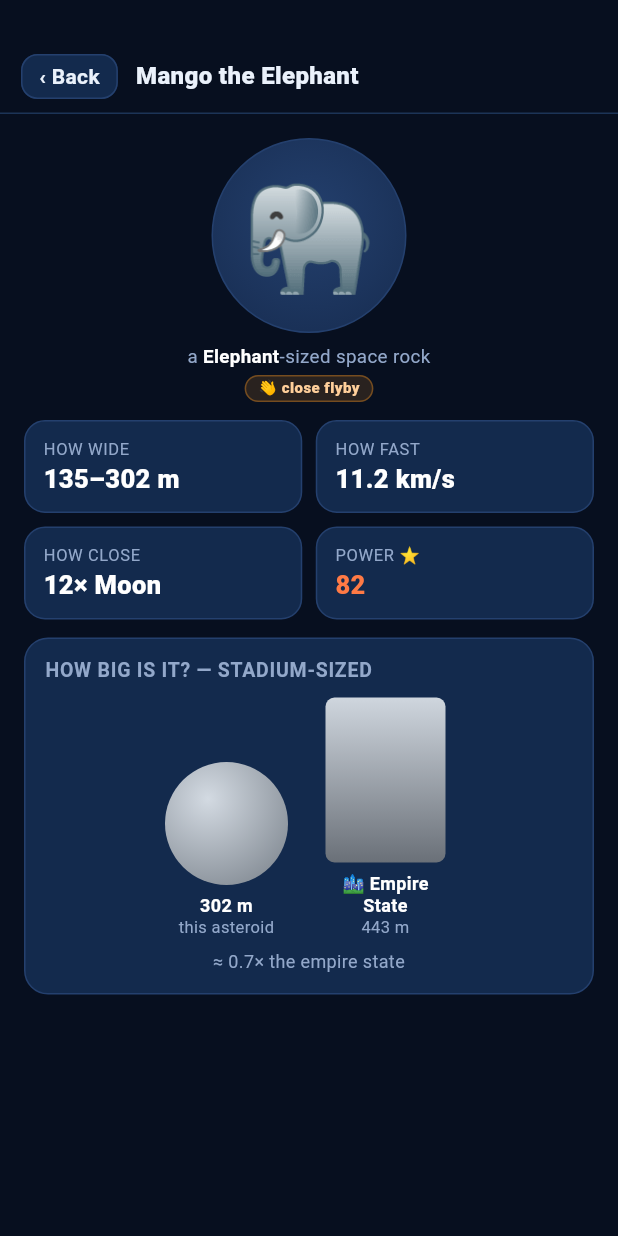
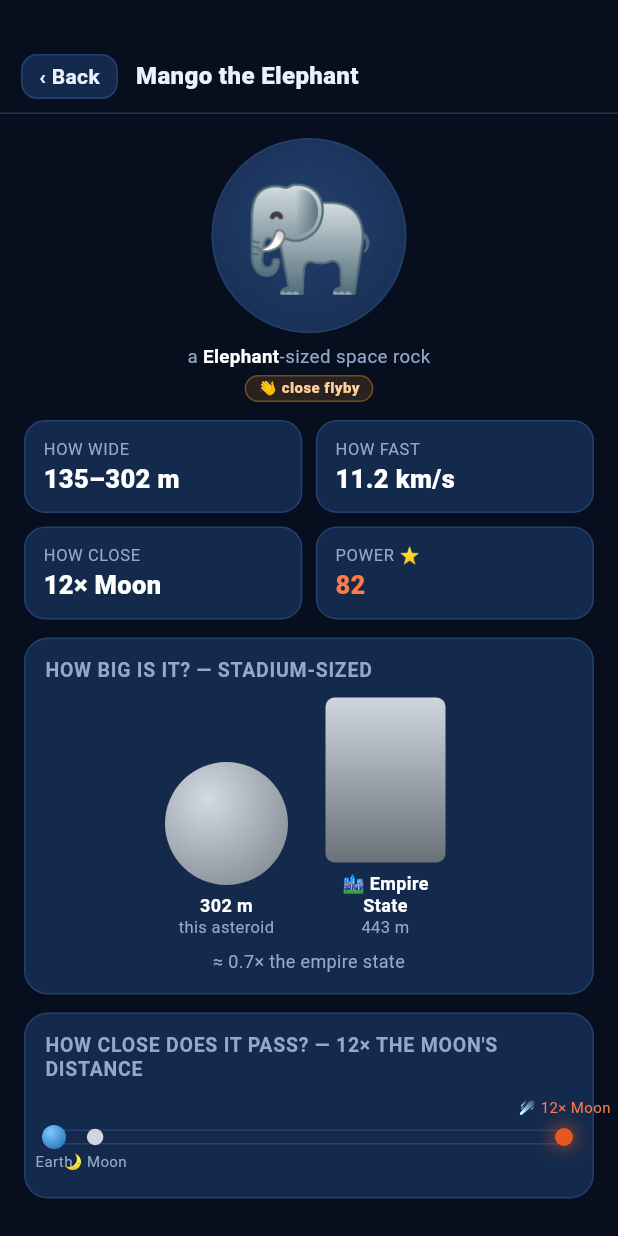
Before and after one commit to duniaops/rockimals, a Flutter app: the DetailScreen screen opened directly with sample values from the repository, on a phone screen of 412 x 824 dp. Run offline on Flutter 3.47's test engine with Material 3 defaults, Android fonts, the phone set to English and light mode, and no system bars; our stand-ins replace dio, flutter_riverpod, hive, hive_flutter; accounts and stored records are empty; network calls fail.

Commit message:
feat(detail): add the distance-comparison track
- lay Earth, Moon, and the asteroid on one track (span = max(1.25, LD))
- clamp the asteroid marker so it stays on-track at any distance
- pin positions with unit tests and a keyed-rect widget check

Co-Authored-By: Claude <noreply@anthropic.com>

```diff
--- a/lib/features/detail/detail_screen.dart
+++ b/lib/features/detail/detail_screen.dart
@@ -3,6 +3,7 @@ import 'package:rockimals/core/animals/animal_system.dart';
 import 'package:rockimals/core/theme/palette.dart';
 import 'package:rockimals/data/models/asteroid.dart';
 import 'package:rockimals/features/animals/widgets/flyby_badge.dart';
+import 'package:rockimals/features/detail/distance_comparison.dart';
 import 'package:rockimals/features/detail/size_comparison.dart';
 
 /// The animal detail screen — a port of the prototype's `openDetail`
@@ -11,11 +12,12 @@ import 'package:rockimals/features/detail/size_comparison.dart';
 ///
 /// So far this screen carries the header (big avatar, the `"{Name} the
 /// {Species}"` header title, the `"a {Species}-sized space rock"` line, the
-/// flyby badge), the four kid stat tiles, and the **size-comparison module**
-/// ([SizeComparison], "How big is it?"). The distance-comparison track, the
-/// Follow / Show-on-radar actions, and the parent-gated grown-up facts panel are
-/// each their own later item, so the body below stops after the size comparison
-/// with room left for them under it.
+/// flyby badge), the four kid stat tiles, the **size-comparison module**
+/// ([SizeComparison], "How big is it?"), and the **distance-comparison track**
+/// ([DistanceComparison], "How close does it pass?"). The Follow / Show-on-radar
+/// actions and the parent-gated grown-up facts panel are each their own later
+/// item, so the body below stops after the distance comparison with room left
+/// for them under it.
 ///
 /// Every number reads through the AnimalSystem's own formatters — [sizeLabel],
 /// [distLabel], [powerStars] — so the detail screen cannot phrase a size,
@@ -64,6 +66,10 @@ class DetailScreen extends StatelessWidget {
                   // `index.html:581-590`) — `margin:12px 0`.
                   const SizedBox(height: 12),
                   SizeComparison(asteroid: asteroid),
+                  // The "How close does it pass?" distance-comparison track
+                  // (`.panel`, `index.html:590-602`) — `margin:12px 0`.
+                  const SizedBox(height: 12),
+                  DistanceComparison(asteroid: asteroid),
                 ],
               ),
             ),
--- /dev/null
+++ b/lib/features/detail/distance_comparison.dart
@@ -0,0 +1,341 @@
+import 'dart:math' as math;
+
+import 'package:flutter/material.dart';
+import 'package:rockimals/core/animals/animal_system.dart';
+import 'package:rockimals/core/theme/palette.dart';
+import 'package:rockimals/data/models/asteroid.dart';
+
+/// The detail screen's **distance-comparison track** (`index.html:564-566,
+/// 590-602`) — the "How close does it pass?" panel that lays Earth, the Moon, and
+/// this asteroid out along one horizontal track so a child can *see* the flyby
+/// against the one distance every kid already knows: how far the Moon is.
+///
+/// Like the size comparison next to it, this lives in the detail feature rather
+/// than the AnimalSystem: `CLAUDE.md:78` scopes that module to the ladder,
+/// naming, `power()`, `flybyTag()`, and the Moon-distance *formatters*
+/// ([distLabel] / [moonCompare], which this panel reads back), not to the
+/// on-screen geometry of one screen's track.
+
+/// The three track positions for a given `missLunar`, as fractions of the track
+/// width in `[0, 1]` (`index.html:565-566`).
+///
+/// Pulled out of the widget as a plain value so the geometry is unit-testable
+/// without pumping a frame — the same split `radar_geometry.dart` makes. The one
+/// property that matters, and the reason the prototype writes it this way: the
+/// asteroid marker **never leaves the track**. The view spans
+/// `max(1.25, missLunar)` Moon-distances, so a hair-close 0.07-LD pebble still
+/// lands a little way in from Earth (the `1.25` floor stops it pinning to the
+/// left edge), and a distant 50-LD rock is clamped to the far end by the
+/// `min(1, …)` rather than shooting off the right.
+@immutable
+class DistanceTrack {
+  const DistanceTrack._(this.moonFraction, this.asteroidFraction);
+
+  /// Port of `span=max(1.25,a.missLunar); moonPct=1/span; astPct=min(1,l/span)`
+  /// (`index.html:565-566`), kept as fractions rather than percentages.
+  factory DistanceTrack.forMissLunar(double missLunar) {
+    final double span = math.max(1.25, missLunar);
+    return DistanceTrack._(1 / span, math.min(1.0, missLunar / span));
+  }
+
+  /// Earth is pinned at the track's left edge (`.earth{left:0}`, the literal
+  /// `style="left:0"`, `index.html:120,595`) for every asteroid.
+  static const double earthFraction = 0;
+
+  /// The Moon's fixed marker, `1/span` of the way along (`index.html:566`). At
+  /// the `1.25`-LD floor it sits at 0.8; a far view pushes it toward Earth.
+  final double moonFraction;
+
+  /// This asteroid's marker, clamped into `[0, 1]` so it stays on-track
+  /// (`index.html:566`). Equals [moonFraction] at exactly 1 LD — the asteroid is
+  /// then passing at the Moon's own distance, so the two dots coincide.
+  final double asteroidFraction;
+}
+
+/// `.track` background `#16294a` (`index.html:118`) — a one-off navy, local to
+/// this widget the way the ring strokes stay local to `radar_painter.dart`; the
+/// prototype names it nowhere.
+const Color _trackFill = Color(0xFF16294A);
+
+/// `.moon` fill `#cfd6de` (`index.html:121`) — the grey Moon dot.
+const Color _moonFill = Color(0xFFCFD6DE);
+
+/// `.track{height:10px;border-radius:8px}` (`index.html:118`).
+const double _trackHeight = 10;
+const double _trackRadius = 8;
+
+/// `.track{margin:… 6px …}` (`index.html:118`) — the 6px the track is inset from
+/// the panel's content box on each side; Earth (fraction 0) sits at this inset.
+const double _trackInset = 6;
+
+/// Where the track's top edge sits inside the fixed-height region below. The top
+/// tick lives 20px above it (`.tick.top{top:-20px}`) and the bottom ticks 16px
+/// below (`.tick{top:16px}`), so 22 leaves room for the ☄️ label above and the
+/// track floats the markers' shadows clear of the header.
+const double _trackTop = 22;
+
+/// Total height reserved for the track region — the top ☄️ tick (from y≈2), the
+/// 10px track at y=22, and the Earth/Moon ticks at y=38 with room for their text.
+const double _regionHeight = 54;
+
+/// The "How close does it pass?" panel (`.panel` + `.distwrap` + `.track`,
+/// `index.html:590-602`).
+class DistanceComparison extends StatelessWidget {
+  const DistanceComparison({super.key, required this.asteroid});
+
+  final Asteroid asteroid;
+
+  @override
+  Widget build(BuildContext context) {
+    final DistanceTrack track = DistanceTrack.forMissLunar(asteroid.missLunar);
+    // The ☄️ tick's copy is the same Moon-relative label the "How close" stat
+    // tile shows (`distLabel`, `index.html:599`); the header uses the longer
+    // `moonCompare` phrasing (`index.html:591`). Both read through the
+    // AnimalSystem so the track cannot phrase a distance differently from the
+    // tile above it.
+    final String astLabel = distLabel(asteroid.missLunar);
+
+    return DecoratedBox(
+      // `.panel` — `background:var(--card);border:1px solid var(--line);
+      // border-radius:16px;padding:14px` (`index.html:105`).
+      decoration: const BoxDecoration(
+        color: Palette.card,
+        borderRadius: BorderRadius.all(Radius.circular(16)),
+        border: Border.fromBorderSide(BorderSide(color: Palette.line)),
+      ),
+      child: Padding(
+        padding: const EdgeInsets.all(14),
+        child: Column(
+          crossAxisAlignment: CrossAxisAlignment.stretch,
+          children: <Widget>[
+            // `<h4>How close does it pass? — ${moonCompare(a.missLunar)}</h4>`
+            // (`index.html:591`). Announces its own natural-case label, as the
+            // size panel's header does.
+            _PanelHeader(
+              text: 'How close does it pass? — '
+                  '${moonCompare(asteroid.missLunar)}',
+            ),
+            // `.panel h4{margin-bottom:10px}` (`index.html:106`).
+            const SizedBox(height: 10),
+            _Track(positions: track, astLabel: astLabel),
+          ],
+        ),
+      ),
+    );
+  }
+}
+
+/// The track itself (`.distwrap` > `.track`, `index.html:592-601`) — Earth, the
+/// Moon, and the asteroid as absolutely-positioned dots with ticks above and
+/// below, ported as a [Stack] over a [LayoutBuilder] so the fractional positions
+/// resolve against the real pixel width.
+class _Track extends StatelessWidget {
+  const _Track({required this.positions, required this.astLabel});
+
+  final DistanceTrack positions;
+  final String astLabel;
+
+  @override
+  Widget build(BuildContext context) {
+    return Semantics(
+      container: true,
+      // The dots and their tiny emoji ticks are decorative; a reader hears the
+      // one fact that matters — where the asteroid falls between Earth and the
+      // Moon — without spelling out 🌙/☄️. The header above carries the rest.
+      label: 'On a track from Earth to the Moon, this asteroid passes at '
+          '$astLabel.',
+      child: ExcludeSemantics(child: _buildTrack()),
+    );
+  }
+
+  Widget _buildTrack() {
+    return SizedBox(
+      height: _regionHeight,
+      child: LayoutBuilder(
+        builder: (BuildContext context, BoxConstraints constraints) {
+          // The track spans the panel content box minus its 6px side margins;
+          // fractions map onto that inner width, so fraction 0 is the track's
+          // left edge and fraction 1 its right.
+          final double trackWidth = constraints.maxWidth - _trackInset * 2;
+          double centerX(double fraction) =>
+              _trackInset + fraction * trackWidth;
+
+          return Stack(
+            // The browser does not clip: the top ☄️ tick sits above the track and
+            // an edge label can overflow into the panel padding, exactly as the
+            // prototype's un-clipped `.track` children do (`index.html:118` has no
+            // `overflow`). `Clip.none` keeps that — and keeps the astm glow.
+            clipBehavior: Clip.none,
+            children: <Widget>[
+              // `.track` — the bar, inset 6px each side, rounded, over var(--line).
+              const Positioned(
+                left: _trackInset,
+                right: _trackInset,
+                top: _trackTop,
+                height: _trackHeight,
+                child: DecoratedBox(
+                  key: ValueKey<String>('dist-track'),
+                  decoration: BoxDecoration(
+                    color: _trackFill,
+                    borderRadius: BorderRadius.all(Radius.circular(_trackRadius)),
+                    border:
+                        Border.fromBorderSide(BorderSide(color: Palette.line)),
+                  ),
+                ),
+              ),
+
+              // `.earth` — a 16px blue disc at left:0 (`index.html:120,594`).
+              _dot(
+                keyValue: 'dist-earth',
+                size: 16,
+                centerX: centerX(DistanceTrack.earthFraction),
+                decoration: const BoxDecoration(
+                  shape: BoxShape.circle,
+                  // `radial-gradient(circle at 35% 30%,#7ec8ff,#1c6fb0)`.
+                  gradient: RadialGradient(
+                    center: Alignment(-0.3, -0.4),
+                    radius: 0.9,
+                    colors: <Color>[Color(0xFF7EC8FF), Color(0xFF1C6FB0)],
+                  ),
+                ),
+              ),
+              // `.tick` "Earth" below the track (`index.html:595`).
+              _tick(
+                centerX: centerX(DistanceTrack.earthFraction),
+                top: _trackTop + 16,
+                text: 'Earth',
+                color: Palette.muted,
+              ),
+
+              // `.moon` — an 11px grey disc at moonPct (`index.html:121,596`).
+              _dot(
+                keyValue: 'dist-moon',
+                size: 11,
+                centerX: centerX(positions.moonFraction),
+                decoration: const BoxDecoration(
+                  shape: BoxShape.circle,
+                  color: _moonFill,
+                ),
+              ),
+              // `.tick` "🌙 Moon" below the track (`index.html:597`).
+              _tick(
+                centerX: centerX(positions.moonFraction),
+                top: _trackTop + 16,
+                text: '🌙 Moon',
+                color: Palette.muted,
+              ),
+
+              // `.astm` — a 12px accent disc with a glow at astPct
+              // (`index.html:122,598`).
+              _dot(
+                keyValue: 'dist-asteroid',
+                size: 12,
+                centerX: centerX(positions.asteroidFraction),
+                decoration: const BoxDecoration(
+                  shape: BoxShape.circle,
+                  color: Palette.accent,
+                  // `box-shadow:0 0 10px var(--accent)`.
+                  boxShadow: <BoxShadow>[
+                    BoxShadow(color: Palette.accent, blurRadius: 10),
+                  ],
+                ),
+              ),
+              // `.tick.top` "☄️ {distLabel}" *above* the track, tinted accent2
+              // (`index.html:599`).
+              _tick(
+                centerX: centerX(positions.asteroidFraction),
+                top: _trackTop - 20,
+                text: '☄️ $astLabel',
+                color: Palette.accent2,
+              ),
+            ],
+          );
+        },
+      ),
+    );
+  }
+
+  /// One marker dot (`.earth`/`.moon`/`.astm`, `index.html:119`) — `position:
+  /// absolute;top:50%;transform:translate(-50%,-50%)`, i.e. centred on
+  /// (`centerX`, the track's vertical middle).
+  Widget _dot({
+    required String keyValue,
+    required double size,
+    required double centerX,
+    required BoxDecoration decoration,
+  }) {
+    const double trackMidY = _trackTop + _trackHeight / 2;
+    return Positioned(
+      left: centerX - size / 2,
+      top: trackMidY - size / 2,
+      width: size,
+      height: size,
+      child: DecoratedBox(key: ValueKey<String>(keyValue), decoration: decoration),
+    );
+  }
+
+  /// One tick label (`.tick`, `index.html:123-124`) — `transform:translateX(-50%)`
+  /// centres its variable width on `centerX`, which [FractionalTranslation] does
+  /// by shifting the laid-out text left by half its own width.
+  Widget _tick({
+    required double centerX,
+    required double top,
+    required String text,
+    required Color color,
+  }) {
+    return Positioned(
+      left: centerX,
+      top: top,
+      child: FractionalTranslation(
+        translation: const Offset(-0.5, 0),
+        child: Text(
+          text,
+          maxLines: 1,
+          // `white-space:nowrap` (`index.html:123`).
+          softWrap: false,
+          overflow: TextOverflow.visible,
+          style: TextStyle(
+            color: color,
+            // `.tick{font-size:10px}` (`index.html:123`).
+            fontSize: 10,
+            height: 1.2,
+          ),
+        ),
+      ),
+    );
+  }
+}
+
+/// The uppercase muted panel title (`.panel h4`, `index.html:106`).
+///
+/// A local twin of the `_PanelHeader` in `size_comparison.dart`: now that a
+/// second `.panel` wears the same header, the shared shell is worth extracting —
+/// tracked as its own plan item (the same way `FlybyBadge` was extracted only
+/// once the detail became its second caller), so this stays a faithful clone
+/// until then. Same `text-transform:uppercase` treatment: caps on screen, the
+/// [Semantics] label kept natural-case above.
+class _PanelHeader extends StatelessWidget {
+  const _PanelHeader({required this.text});
+
+  final String text;
+
+  @override
+  Widget build(BuildContext context) {
+    return Semantics(
+      header: true,
+      label: text,
+      child: ExcludeSemantics(
+        child: Text(
+          text.toUpperCase(),
+          style: const TextStyle(
+            color: Palette.muted,
+            fontSize: 13,
+            letterSpacing: 0.5,
+            fontWeight: FontWeight.w700,
+            height: 1.2,
+          ),
+        ),
+      ),
+    );
+  }
+}
```
Also changed, not shown: 1 other file.
